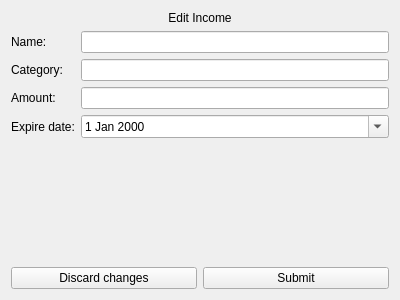
Qt form src/Client/View/MainPage/Income/IncomeEditSubPage/IncomeEditSubPage.ui (iodream/Spend-Note) before a commit.
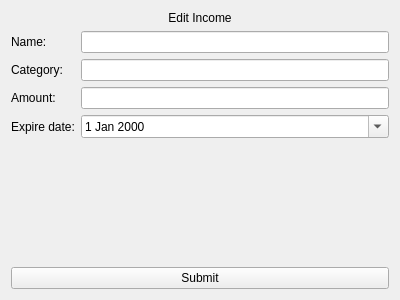
The same form after that commit.

Commit message: deleted goBack button

The edit to the form file:
```diff
--- a/src/Client/View/MainPage/Income/IncomeEditSubPage/IncomeEditSubPage.ui
+++ b/src/Client/View/MainPage/Income/IncomeEditSubPage/IncomeEditSubPage.ui
@@ -86,22 +86,11 @@
     </spacer>
    </item>
    <item>
-    <layout class="QHBoxLayout" name="horizontalLayout">
-     <item>
-      <widget class="QPushButton" name="DiscardChangesButton">
-       <property name="text">
-        <string>Discard changes</string>
-       </property>
-      </widget>
-     </item>
-     <item>
       <widget class="QPushButton" name="SubmitButton">
        <property name="text">
         <string>Submit</string>
        </property>
       </widget>
-     </item>
-    </layout>
    </item>
   </layout>
  </widget>
```
Lines whose indentation alone changed are shown as unchanged. The commit also changes 1 other file.
